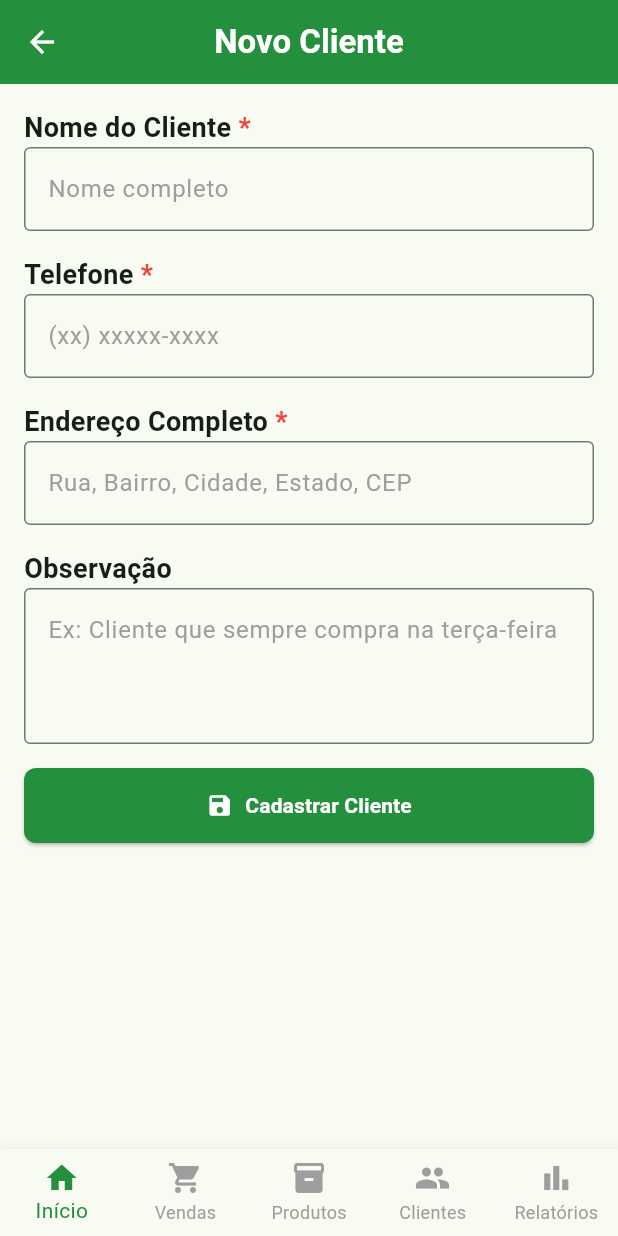
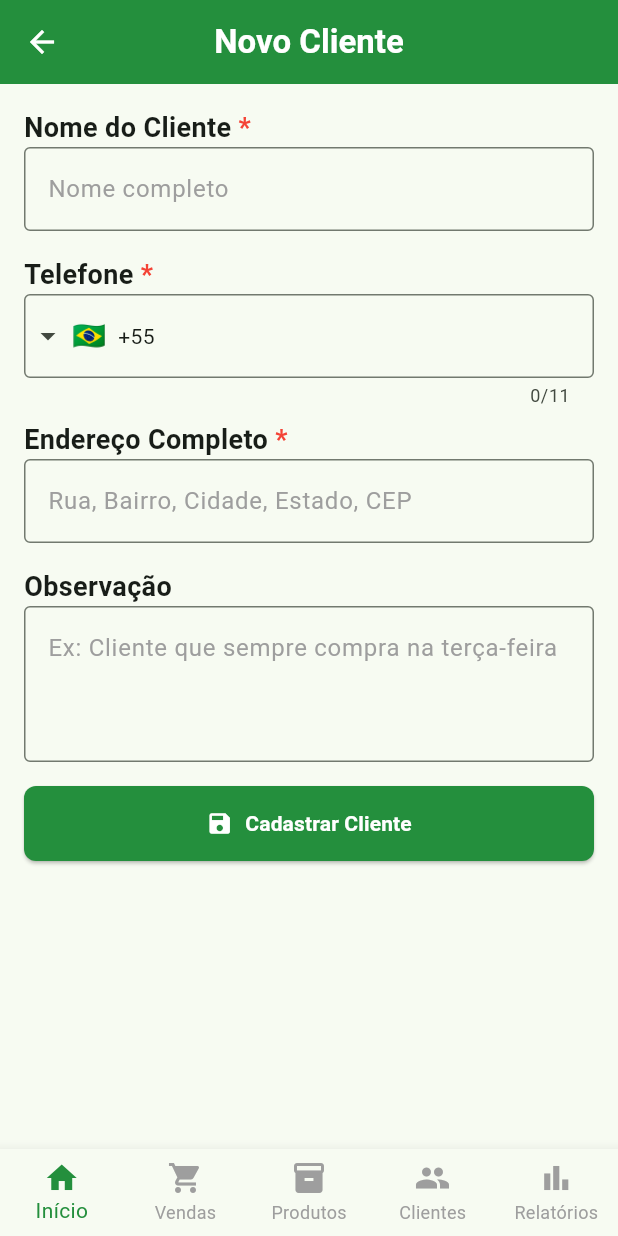
Before and after one commit to JhefersonReis/app-vendas, a Flutter app: the CustomersFormPage screen opened by its route, on a phone screen of 412 x 824 dp. Run offline on Flutter 3.47's test engine with Material 3 defaults, Android fonts, the phone set to English and light mode, and no system bars; drawn by our look-alikes of intl_phone_field; our stand-ins replace drift, flutter_riverpod, go_router; accounts and stored records are empty; generated files the repository leaves out were written again.

Commit message:
feat: intl phone input

```diff
--- a/lib/src/app/database/tables/customers_table.dart
+++ b/lib/src/app/database/tables/customers_table.dart
@@ -5,6 +5,7 @@ class Customers extends Table {
   TextColumn get name => text()();
   TextColumn get address => text()();
   TextColumn get phone => text()();
+  TextColumn get countryISOCode => text()();
   TextColumn get observation => text().nullable()();
   DateTimeColumn get createdAt => dateTime()();
 }
--- a/lib/src/features/customers/domain/customer_model.dart
+++ b/lib/src/features/customers/domain/customer_model.dart
@@ -3,6 +3,7 @@ class CustomerModel {
   final String name;
   final String address;
   final String phone;
+  final String countryISOCode;
   final String? observation;
   final DateTime createdAt;
 
@@ -11,6 +12,7 @@ class CustomerModel {
     required this.name,
     required this.address,
     required this.phone,
+    required this.countryISOCode,
     this.observation,
     required this.createdAt,
   });
@@ -21,6 +23,7 @@ class CustomerModel {
       'name': name,
       'address': address,
       'phone': phone,
+      'countryISOCode': countryISOCode,
       'observation': observation,
       'createdAt': createdAt.toIso8601String(),
     };
@@ -32,6 +35,7 @@ class CustomerModel {
       name: json['name'],
       address: json['address'],
       phone: json['phone'],
+      countryISOCode: json['countryISOCode'],
       observation: json['observation'],
       createdAt: DateTime.parse(json['createdAt']),
     );
@@ -42,6 +46,7 @@ class CustomerModel {
     String? name,
     String? address,
     String? phone,
+    String? countryISOCode,
     String? observation,
     DateTime? createdAt,
   }) {
@@ -50,6 +55,7 @@ class CustomerModel {
       name: name ?? this.name,
       address: address ?? this.address,
       phone: phone ?? this.phone,
+      countryISOCode: countryISOCode ?? this.countryISOCode,
       observation: observation ?? this.observation,
       createdAt: createdAt ?? this.createdAt,
     );
--- a/lib/src/features/customers/domain/customers_service.dart
+++ b/lib/src/features/customers/domain/customers_service.dart
@@ -7,6 +7,7 @@ abstract interface class CustomersService {
     required String name,
     required String address,
     required String phone,
+    required String countryISOCode,
     String? observation,
   });
   Future<CustomerModel> update({
@@ -14,6 +15,7 @@ abstract interface class CustomersService {
     required String name,
     required String address,
     required String phone,
+    required String countryISOCode,
     required DateTime createdAt,
     String? observation,
   });
--- a/lib/src/features/customers/domain/customers_service_impl.dart
+++ b/lib/src/features/customers/domain/customers_service_impl.dart
@@ -12,6 +12,7 @@ class CustomersServiceImpl implements CustomersService {
     required String name,
     required String address,
     required String phone,
+    required String countryISOCode,
     String? observation,
   }) async {
     final customer = CustomerModel(
@@ -19,6 +20,7 @@ class CustomersServiceImpl implements CustomersService {
       name: name,
       address: address,
       phone: phone,
+      countryISOCode: countryISOCode,
       observation: observation,
       createdAt: DateTime.now(),
     );
@@ -41,6 +43,7 @@ class CustomersServiceImpl implements CustomersService {
     required String name,
     required String address,
     required String phone,
+    required String countryISOCode,
     required DateTime createdAt,
     String? observation,
   }) async {
@@ -49,6 +52,7 @@ class CustomersServiceImpl implements CustomersService {
       name: name,
       address: address,
       phone: phone,
+      countryISOCode: countryISOCode,
       observation: observation,
       createdAt: createdAt,
     );
--- a/lib/src/features/customers/view/customers_form_page.dart
+++ b/lib/src/features/customers/view/customers_form_page.dart
@@ -1,6 +1,10 @@
+import 'dart:developer';
+
 import 'package:flutter/material.dart';
+import 'package:flutter/services.dart';
 import 'package:flutter_riverpod/flutter_riverpod.dart';
 import 'package:go_router/go_router.dart';
+import 'package:intl_phone_field/intl_phone_field.dart';
 import 'package:organik_vendas/src/features/customers/controller/customers_controller.dart';
 
 class CustomersFormPage extends ConsumerStatefulWidget {
@@ -17,6 +21,8 @@ class _CustomersFormPageState extends ConsumerState<CustomersFormPage> {
   final _phoneController = TextEditingController();
   final _addressController = TextEditingController();
   final _observationController = TextEditingController();
+  String countryISOCode = 'BR';
+  bool _isLoading = true;
 
   @override
   void initState() {
@@ -24,6 +30,10 @@ class _CustomersFormPageState extends ConsumerState<CustomersFormPage> {
     if (widget.id != null) {
       WidgetsBinding.instance.addPostFrameCallback((_) {
         _loadCustomer(int.parse(widget.id!));
+      });
+    } else {
+      setState(() {
+        _isLoading = false;
       });
     }
   }
@@ -41,8 +51,12 @@ class _CustomersFormPageState extends ConsumerState<CustomersFormPage> {
     final customer = await ref.read(customerByIdProvider(id).future);
     _nameController.text = customer.name;
     _phoneController.text = customer.phone;
+    countryISOCode = customer.countryISOCode;
     _addressController.text = customer.address;
     _observationController.text = customer.observation ?? '';
+    setState(() {
+      _isLoading = false;
+    });
   }
 
   Future<void> _saveCustomer() async {
@@ -56,6 +70,7 @@ class _CustomersFormPageState extends ConsumerState<CustomersFormPage> {
             name: _nameController.text,
             address: _addressController.text,
             phone: _phoneController.text,
+            countryISOCode: countryISOCode,
             observation: _observationController.text,
             createdAt: customer.createdAt,
           );
@@ -67,6 +82,7 @@ class _CustomersFormPageState extends ConsumerState<CustomersFormPage> {
             name: _nameController.text,
             address: _addressController.text,
             phone: _phoneController.text,
+            countryISOCode: countryISOCode,
             observation: _observationController.text,
           );
     }
@@ -87,7 +103,9 @@ class _CustomersFormPageState extends ConsumerState<CustomersFormPage> {
       ),
       body: Padding(
         padding: const EdgeInsets.all(16.0),
-        child: Column(
+        child: _isLoading
+            ? const Center(child: CircularProgressIndicator())
+            : Column(
                 crossAxisAlignment: CrossAxisAlignment.start,
                 children: [
                   const Text.rich(
@@ -124,16 +142,22 @@ class _CustomersFormPageState extends ConsumerState<CustomersFormPage> {
                       ],
                     ),
                   ),
-            TextField(
+                  IntlPhoneField(
                     controller: _phoneController,
                     decoration: const InputDecoration(
                       border: OutlineInputBorder(),
-                hintText: "(xx) xxxxx-xxxx",
                       hintStyle: TextStyle(color: Colors.grey),
                     ),
-              onTapOutside: (_) => FocusScope.of(context).unfocus(),
+                    initialCountryCode: countryISOCode,
+                    keyboardType: TextInputType.phone,
+                    invalidNumberMessage: 'Número de telefone inválido',
+                    inputFormatters: [FilteringTextInputFormatter.allow(RegExp(r'[0-9]'))],
+                    onCountryChanged: (value) {
+                      log(value.code);
+                      countryISOCode = value.code;
+                    },
                   ),
-            const SizedBox(height: 16),
+                  const SizedBox(height: 8),
                   const Text.rich(
                     TextSpan(
                       text: "Endereço Completo ",
--- a/lib/src/features/reports/data/reports_repository_impl.dart
+++ b/lib/src/features/reports/data/reports_repository_impl.dart
@@ -82,6 +82,7 @@ class ReportsRepositoryImpl implements ReportsRepository {
             id: customer.id,
             name: customer.name,
             phone: customer.phone,
+            countryISOCode: customer.countryISOCode,
             address: customer.address,
             createdAt: customer.createdAt,
           ),
--- a/pubspec.yaml
+++ b/pubspec.yaml
@@ -40,6 +40,7 @@ dependencies:
   path_provider: ^2.1.5
   intl: ^0.20.2
   flutter_riverpod: ^2.6.1
+  intl_phone_field: ^3.2.0
 
 dev_dependencies:
   flutter_test:
```
Also changed, not shown: lib/src/features/customers/controller/customers_controller.dart (+10 -1 lines), lib/src/features/customers/data/customers_repository_impl.dart (+7 -9 lines), lib/src/app/database/database.g.dart, pubspec.lock. Lines whose indentation alone changed are shown as unchanged.
